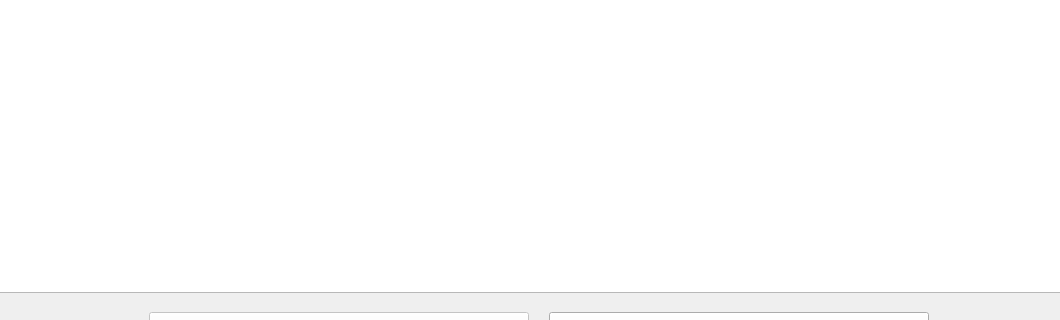
First picture: the form in mainwindow.ui, repository ahahaharu/CourseWork_Game, before the edit; both pictures show x 120 to 1180 and y 237 to 557 of the 1280 by 750 pixel window.
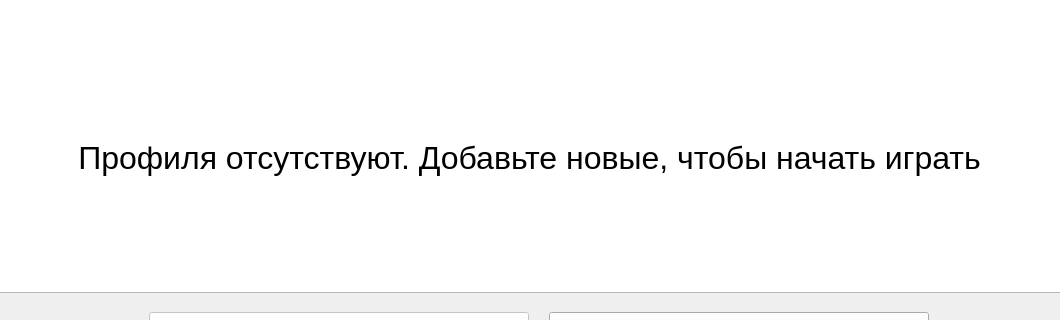
Second picture: the form after the edit. The open tabs and pages were chosen to show the change.

```diff
--- a/mainwindow.ui
+++ b/mainwindow.ui
@@ -253,6 +253,27 @@
             </property>
            </column>
           </widget>
+          <widget class="QLabel" name="profilesStatus">
+           <property name="geometry">
+            <rect>
+             <x>10</x>
+             <y>220</y>
+             <width>1201</width>
+             <height>131</height>
+            </rect>
+           </property>
+           <property name="font">
+            <font>
+             <pointsize>24</pointsize>
+            </font>
+           </property>
+           <property name="text">
+            <string>Профиля отсутствуют. Добавьте новые, чтобы начать играть</string>
+           </property>
+           <property name="alignment">
+            <set>Qt::AlignCenter</set>
+           </property>
+          </widget>
          </widget>
          <widget class="QWidget" name="addPLayer">
           <widget class="QLabel" name="label_2">
```
Left out of the diff: 27 changed lines with no effect on the pictures.
